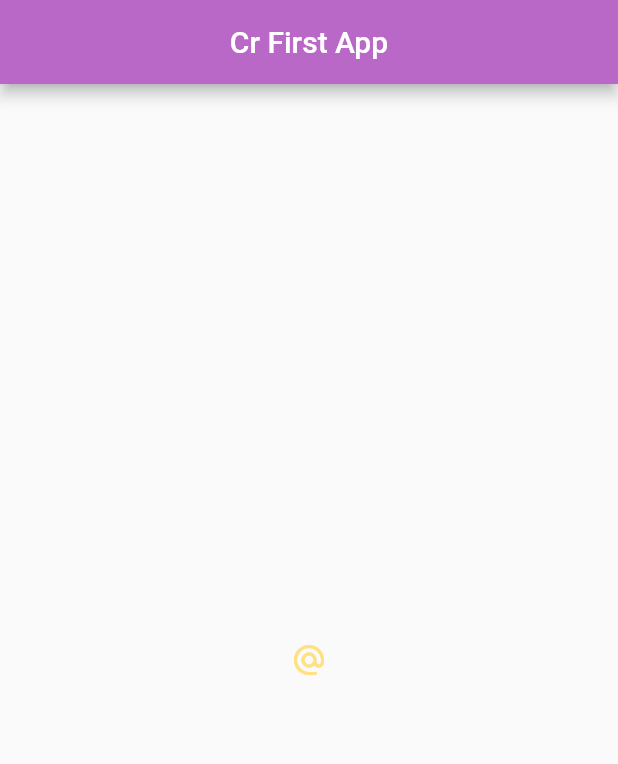
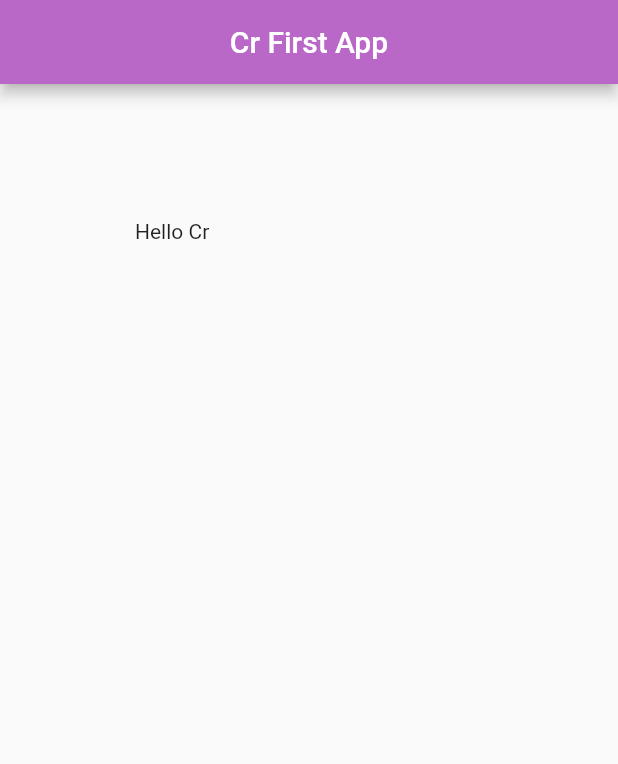
Before and after one commit to rahman9868/Flutter-Beginner, a Flutter app: the screen it shows after launch, on a phone screen of 412 x 824 dp. Shown: the top 764 px of the screen. Run offline on Flutter 3.47's test engine with Material 2 defaults, Android fonts, the phone set to English and light mode, and no system bars.

Commit message:
Flutter-Beginner version 0.0.4
- Container & Padding

```diff
--- a/lib/main.dart
+++ b/lib/main.dart
@@ -14,35 +14,16 @@ class Home extends StatelessWidget {
         centerTitle: true,
         backgroundColor: Colors.purple[300],
       ),
-      body: Center(
-        child: IconButton(
-          onPressed: () {
-            print('you clicked me');
-          },
-          icon: Icon(Icons.alternate_email),
-          color: Colors.amber[200],
-        ),
-        /*child: RaisedButton.icon(
-          onPressed: () {},
-          icon: Icon(
-            Icons.mail
-          ),
-          label: Text('Mail Me'),
-          color: Colors.grey,
-        )
-        child: FlatButton(
-          onPressed: () {
-            print('you press me');
-          },
-          child: Text('Press Me'),
-          color: Colors.deepPurple[300],
-        ),
-        child: Icon(
-          Icons.airport_shuttle,
-          color: Colors.purple[500],
-          size: 50.0,
-        )*/
+      body: Padding(
+        padding: EdgeInsets.all(90.0),
+        child: Text('Hello Cr'),
       ),
+      /*body: Container(
+        padding: EdgeInsets.fromLTRB(10.0, 20.0, 30.0, 40.0),
+        margin: EdgeInsets.all(30.0),
+        color: Colors.grey,
+        child: Text("Hello Cr"),
+      ),*/
       floatingActionButton: FloatingActionButton(
         onPressed: () {},
         child: Text('Tap'),
```
